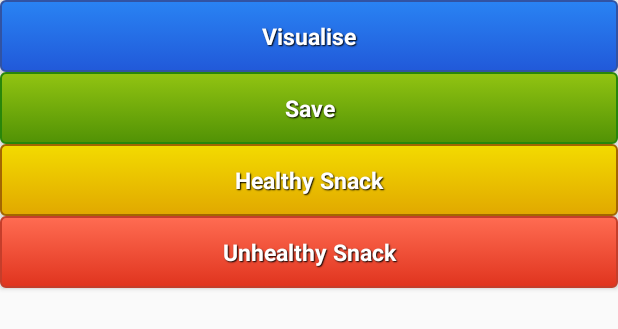
After one commit to aqibmushtaq/icrave-app, an Android app: the layout fragment_icrave_options.xml on its own in the app's theme, with its tools: preview values and no code run, on a phone screen of 412 x 824 dp. The commit adds this screen. Shown: the top 329 px of the screen. Run offline under Robolectric (Android 15) with nearby library versions, the phone set to English and light mode, and no system bars.

Commit message:
Added an icrave option screen before viewing the image itself. Now the user can provide a craving result without viewing an image.

```diff
--- a/src/iCrave/icrave/src/main/java/com/aqib/icrave/controller/ImageActivity.java
+++ b/src/iCrave/icrave/src/main/java/com/aqib/icrave/controller/ImageActivity.java
@@ -36,7 +36,7 @@ public class ImageActivity extends ActionBarActivity {
 
         builder.setNegativeButton(getString(R.string.alert_dialog_cancel), new DialogInterface.OnClickListener() {
             public void onClick(DialogInterface dialog, int id) {
-                setResult(HomeFragment.RESULT_CANCEL);
+                setResult(ICraveOptionsActivity.RESULT_CANCEL);
                 finish();
             }
         });
@@ -44,7 +44,7 @@ public class ImageActivity extends ActionBarActivity {
         builder.setOnCancelListener(new DialogInterface.OnCancelListener() {
             @Override
             public void onCancel(DialogInterface dialogInterface) {
-                setResult(HomeFragment.RESULT_CANCEL);
+                setResult(ICraveOptionsActivity.RESULT_CANCEL);
                 finish();
             }
         });
--- a/src/iCrave/icrave/src/main/java/com/aqib/icrave/controller/ImageFragment.java
+++ b/src/iCrave/icrave/src/main/java/com/aqib/icrave/controller/ImageFragment.java
@@ -112,7 +112,7 @@ public class ImageFragment extends Fragment {
                     }
                 }
 
-                getActivity().setResult(HomeFragment.RESULT_OK, new Intent().putExtra(HomeFragment.IMAGE_SERVER_ID, image.getServerId()));
+                getActivity().setResult(ICraveOptionsActivity.RESULT_OK, new Intent().putExtra(ICraveOptionsActivity.IMAGE_SERVER_ID, image.getServerId()));
                 getActivity().finish();
                 cancel(true);
                 return null;
--- a/src/iCrave/icrave/src/main/java/com/aqib/icrave/controller/ResultFragment.java
+++ b/src/iCrave/icrave/src/main/java/com/aqib/icrave/controller/ResultFragment.java
@@ -26,7 +26,7 @@ public class ResultFragment extends Fragment {
         View rootView = inflater.inflate(R.layout.fragment_result, container, false);
 
         //get image id
-        final long imageServerId = getActivity().getIntent().getLongExtra(HomeFragment.IMAGE_SERVER_ID, -1);
+        final long imageServerId = getActivity().getIntent().getLongExtra(ICraveOptionsActivity.IMAGE_SERVER_ID, -1);
 
         //get rating component
         final RatingBar ratingBar = (RatingBar) rootView.findViewById(R.id.rating);
@@ -86,9 +86,9 @@ public class ResultFragment extends Fragment {
 
                     //return to home screen
                     if (view.getId() == R.id.button_another_image)
-                        getActivity().setResult(HomeFragment.RESULT_VIEW_ANOTHER);
+                        getActivity().setResult(ICraveOptionsActivity.RESULT_VIEW_ANOTHER);
                     else
-                        getActivity().setResult(HomeFragment.RESULT_OK);
+                        getActivity().setResult(ICraveOptionsActivity.RESULT_OK);
                     getActivity().finish();
                 }
             }
--- /dev/null
+++ b/src/iCrave/icrave/src/main/res/layout/fragment_icrave_options.xml
@@ -0,0 +1,35 @@
+<?xml version="1.0" encoding="utf-8"?>
+
+<LinearLayout xmlns:android="http://schemas.android.com/apk/res/android"
+    android:orientation="vertical"
+    android:layout_width="match_parent"
+    android:layout_height="match_parent">
+
+    <Button
+        android:layout_width="fill_parent"
+        android:layout_height="wrap_content"
+        android:text="@string/visualise"
+        android:id="@+id/button_visualise"
+        style="@style/btnStyleBlue" />
+
+    <Button
+        android:layout_width="fill_parent"
+        android:layout_height="wrap_content"
+        android:text="@string/save"
+        android:id="@+id/button_save"
+        style="@style/btnStyleGreen" />
+
+    <Button
+        android:layout_width="fill_parent"
+        android:layout_height="wrap_content"
+        android:text="@string/healthy_snack"
+        android:id="@+id/button_healthy_snack"
+        style="@style/btnStyleYellow" />
+
+    <Button
+        android:layout_width="fill_parent"
+        android:layout_height="wrap_content"
+        android:text="@string/unhealthy_snack"
+        android:id="@+id/button_unhealthy_snack"
+        style="@style/btnStyleOrange" />
+</LinearLayout>
--- a/src/iCrave/icrave/src/main/res/values/strings.xml
+++ b/src/iCrave/icrave/src/main/res/values/strings.xml
@@ -31,5 +31,7 @@
     <string name="title_activity_nutrition">Nutrition</string>
     <string name="refresh">Refresh</string>
     <string name="synchronise">Synchronise</string>
+    <string name="visualise">Visualise</string>
+    <string name="title_activity_icrave_options">iCrave Options</string>
 
 </resources>
```
Also changed, not shown: src/iCrave/icrave/src/main/AndroidManifest.xml (+13 -8 lines), src/iCrave/icrave/src/main/java/com/aqib/icrave/controller/HomeFragment.java (+1 -53 lines), src/iCrave/icrave/src/main/java/com/aqib/icrave/controller/ICraveOptionsActivity.java (added, +143 -0 lines), src/iCrave/icrave/src/main/res/layout/activity_icrave_options.xml (added, +7 -0 lines), src/iCrave/icrave/src/main/res/menu/icrave_options.xml (added, +11 -0 lines).
